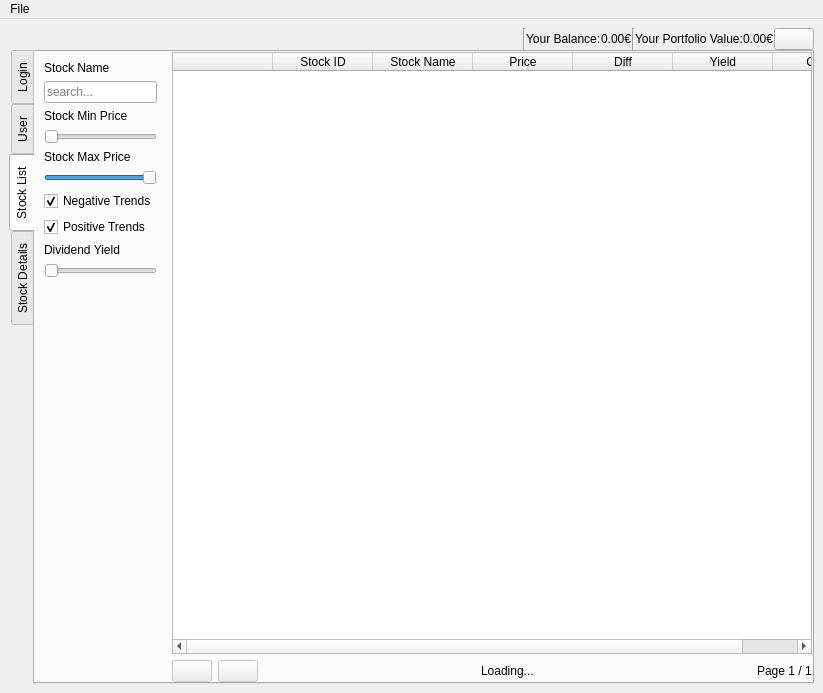
Above: main.ui from OfficialRey/GUIProject before the change. Below: the same form after it.
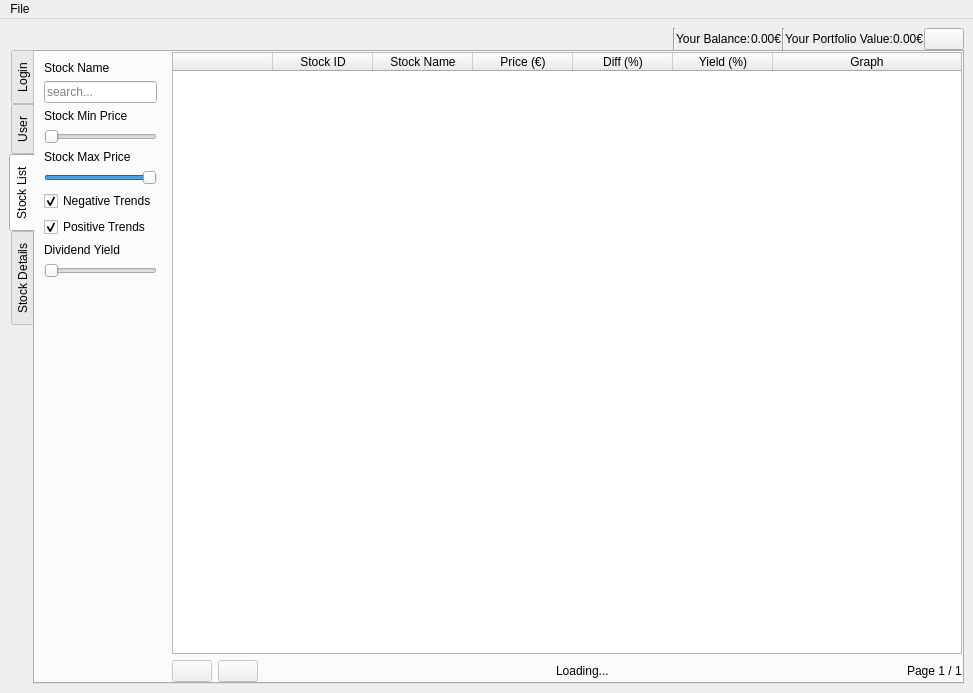
That is the form after the change.

Commit message: added table sorting

```diff
--- a/main.ui
+++ b/main.ui
@@ -6,7 +6,7 @@
    <rect>
     <x>0</x>
     <y>0</y>
-    <width>823</width>
+    <width>973</width>
     <height>693</height>
    </rect>
   </property>
@@ -619,7 +619,7 @@
                <enum>QAbstractItemView::ScrollPerPixel</enum>
               </property>
               <property name="sortingEnabled">
-               <bool>true</bool>
+               <bool>false</bool>
               </property>
               <property name="columnCount">
                <number>7</number>
@@ -647,17 +647,17 @@
               </column>
               <column>
                <property name="text">
-                <string>Price</string>
+                <string>Price (€)</string>
                </property>
               </column>
               <column>
                <property name="text">
-                <string>Diff</string>
+                <string>Diff (%)</string>
                </property>
               </column>
               <column>
                <property name="text">
-                <string>Yield</string>
+                <string>Yield (%)</string>
                </property>
               </column>
               <column>
@@ -835,7 +835,7 @@
     <rect>
      <x>0</x>
      <y>0</y>
-     <width>823</width>
+     <width>973</width>
      <height>22</height>
     </rect>
    </property>
```
Left out of the diff: 7 changed lines with no effect on the pictures. The commit also changes 1 other file.
